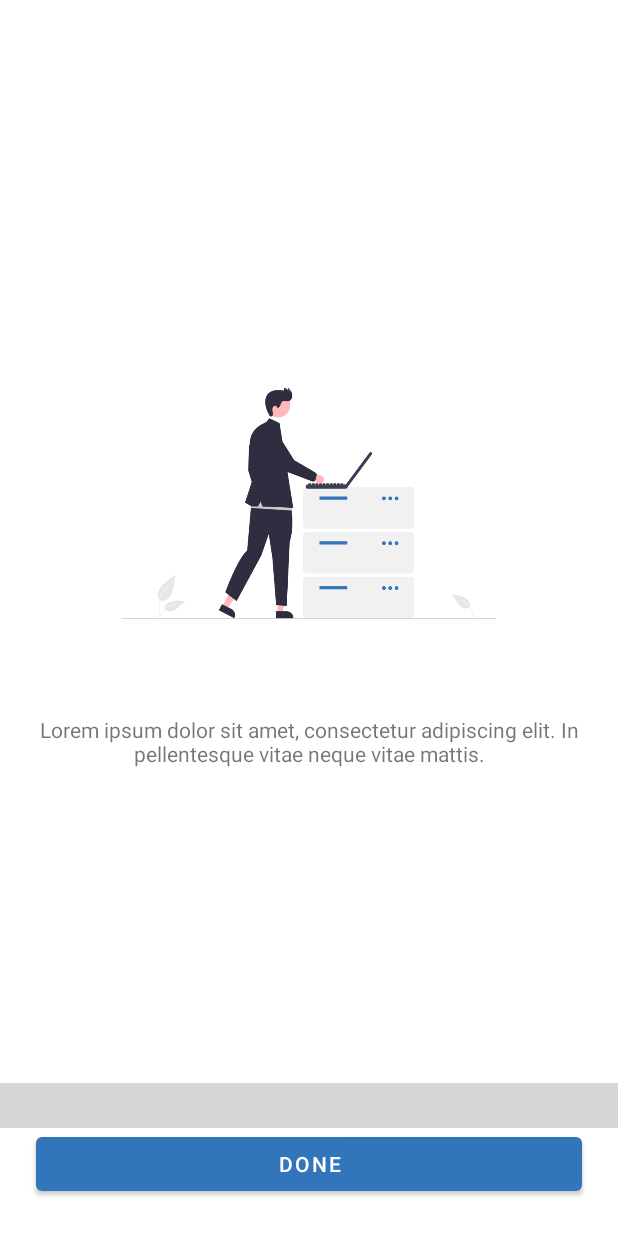
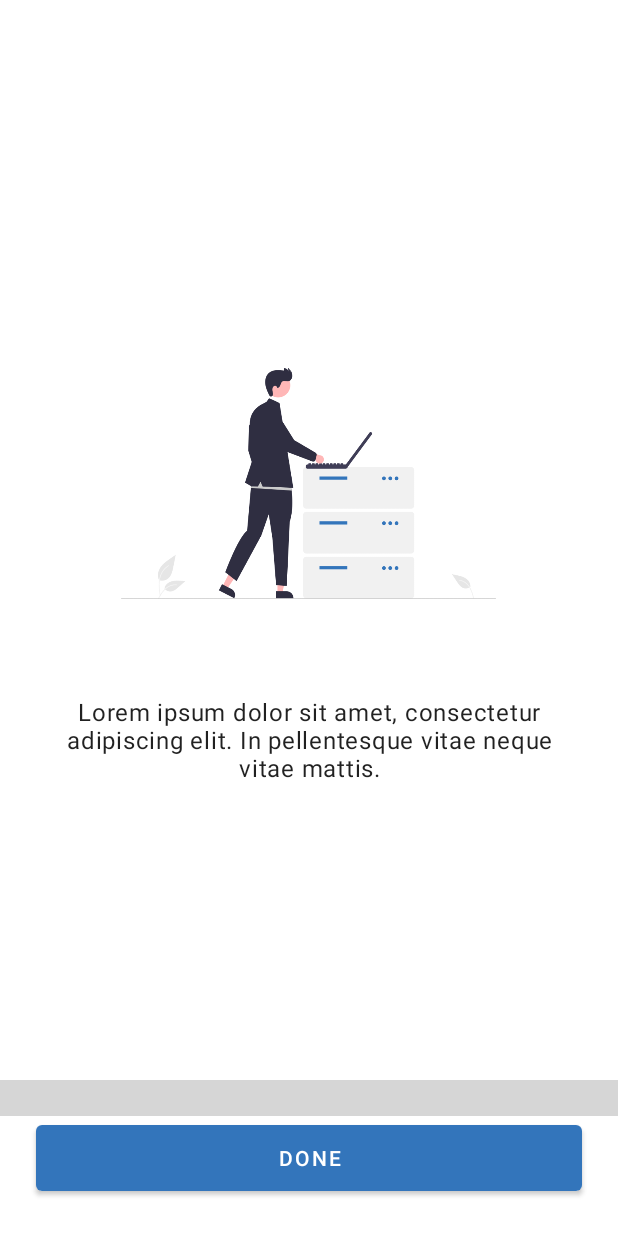
Before and after one commit to agungsepruloh/android-native-myself-app, an Android app: the screen it shows after launch (MainActivity), on a phone screen of 412 x 824 dp. Run offline under Robolectric (Android 15) with nearby library versions, the phone set to English and light mode, and no system bars; our stand-ins replace data binding; libraries missing offline, so code that uses them is left out: me.relex.circleindicator; plain views replace CircleIndicator3; 3 statements that could not run were skipped; grey boxes are pictures that could not be loaded.

Commit message:
Fix dimens

```diff
--- a/app/src/main/res/layout/walk_through_one_fragment.xml
+++ b/app/src/main/res/layout/walk_through_one_fragment.xml
@@ -8,23 +8,24 @@
         android:layout_height="match_parent"
         android:gravity="center"
         android:orientation="vertical"
-        android:padding="24dp"
+        android:padding="@dimen/space_large"
         tools:context=".screens.walkthrough.WalkThroughOneFragment">
 
         <ImageView
             android:id="@+id/imageView"
             android:layout_width="250dp"
             android:layout_height="250dp"
-            android:layout_marginVertical="8dp"
+            android:layout_marginVertical="@dimen/space_small"
             android:contentDescription="@string/maintenance"
             app:srcCompat="@drawable/maintenance" />
 
         <TextView
             android:layout_width="match_parent"
             android:layout_height="wrap_content"
-            android:layout_marginVertical="8dp"
+            android:layout_marginVertical="@dimen/space_small"
             android:gravity="center_horizontal"
-            android:text="@string/lorem_ipsum_2" />
+            android:text="@string/lorem_ipsum_2"
+            android:textAppearance="@style/TextAppearance.MaterialComponents.Body1"/>
 
     </LinearLayout>
 
--- a/app/src/main/res/layout/welcome_fragment.xml
+++ b/app/src/main/res/layout/welcome_fragment.xml
@@ -28,13 +28,13 @@
         <me.relex.circleindicator.CircleIndicator3
             android:id="@+id/indicator"
             android:layout_width="match_parent"
-            android:layout_height="30dp"
+            android:layout_height="@dimen/space_large"
             android:layout_gravity="center"
             app:ci_animator="@transition/alpha"
             app:ci_drawable="@drawable/blue_dot_indicator"
             app:ci_drawable_unselected="@drawable/grey_dot_indicator"
-            app:ci_height="8dp"
-            app:ci_width="8dp"
+            app:ci_height="@dimen/space_small"
+            app:ci_width="@dimen/space_small"
             app:layout_constraintBottom_toTopOf="@+id/button"
             app:layout_constraintEnd_toEndOf="parent"
             app:layout_constraintStart_toStartOf="parent" />
@@ -42,8 +42,8 @@
         <Button
             android:id="@+id/button"
             android:layout_width="match_parent"
-            android:layout_height="wrap_content"
-            android:layout_margin="24dp"
+            android:layout_height="@dimen/space_extra_huge"
+            android:layout_margin="@dimen/space_large"
             android:text="@string/done"
             app:layout_constraintBottom_toBottomOf="parent"
             app:layout_constraintEnd_toEndOf="parent"
--- /dev/null
+++ b/app/src/main/res/values/dimens.xml
@@ -0,0 +1,9 @@
+<?xml version="1.0" encoding="utf-8"?>
+<resources>
+    <dimen name="space_small">8dp</dimen>
+    <dimen name="space_normal">16dp</dimen>
+    <dimen name="space_large">24dp</dimen>
+    <dimen name="space_huge">32dp</dimen>
+    <dimen name="space_extra">48dp</dimen>
+    <dimen name="space_extra_huge">56dp</dimen>
+</resources>
```
Also changed, not shown: app/src/main/res/layout/walk_through_three_fragment.xml (+5 -4 lines), app/src/main/res/layout/walk_through_two_fragment.xml (+5 -4 lines).
